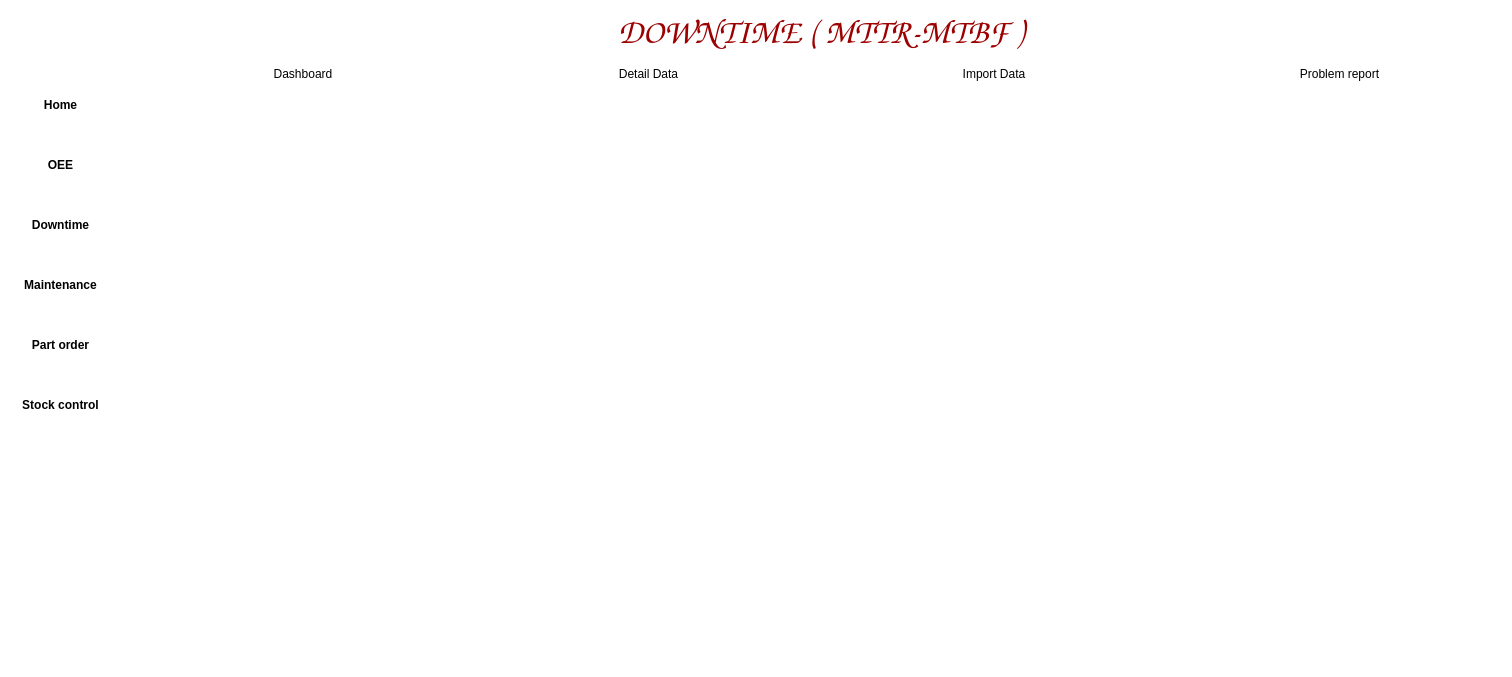
The window that UI/UI_file/MainWindown.ui (PMS202/CMMSApp) describes before a commit, drawn with Qt 5.
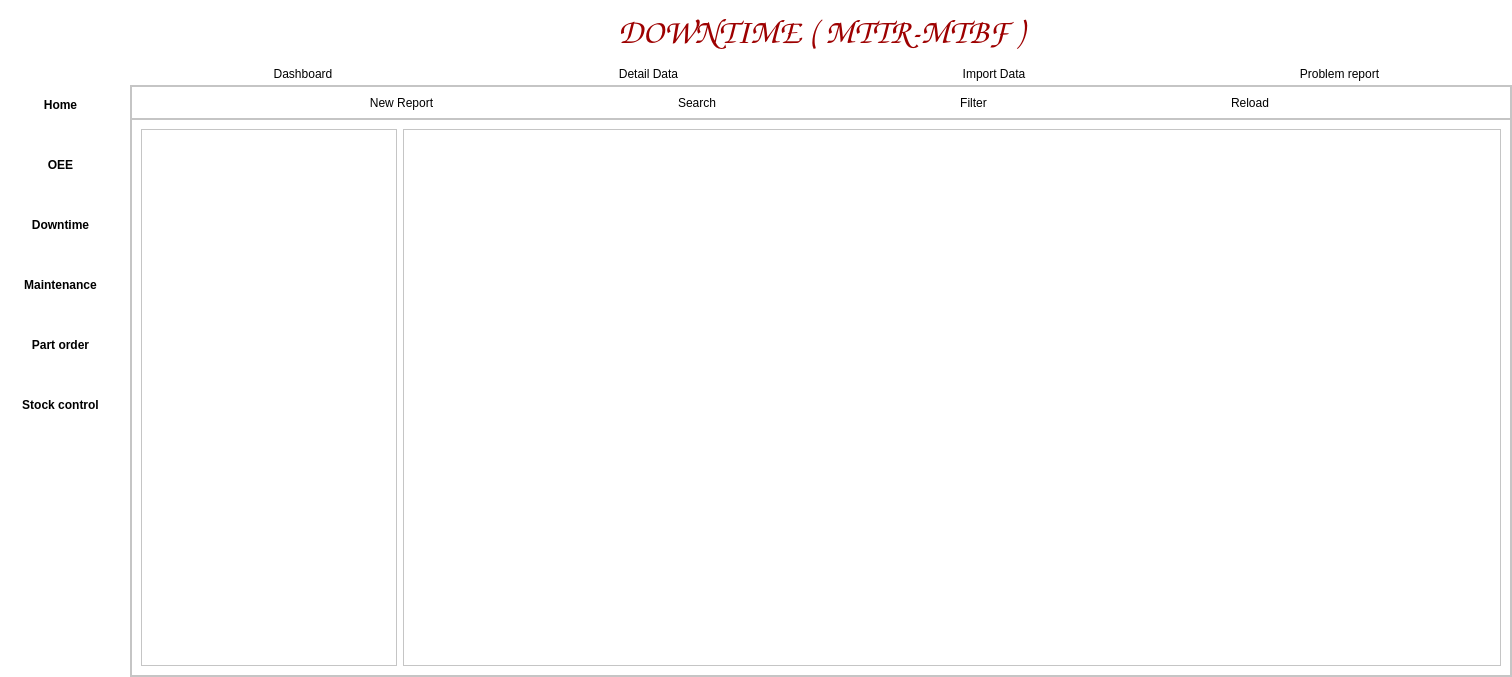
The same window after the commit. The open tabs and pages were chosen to show the change. Icons and pictures are not drawn.

Commit message: Update 04.Apr: Problem report start

The edit to the form file:
```diff
--- a/UI/UI_file/MainWindown.ui
+++ b/UI/UI_file/MainWindown.ui
@@ -2633,7 +2633,208 @@
                </item>
               </layout>
              </widget>
-             <widget class="QWidget" name="DT_problem_report_page"/>
+             <widget class="QWidget" name="DT_problem_report_page">
+              <layout class="QVBoxLayout" name="verticalLayout_53">
+               <property name="spacing">
+                <number>0</number>
+               </property>
+               <property name="leftMargin">
+                <number>0</number>
+               </property>
+               <property name="topMargin">
+                <number>0</number>
+               </property>
+               <property name="rightMargin">
+                <number>0</number>
+               </property>
+               <property name="bottomMargin">
+                <number>0</number>
+               </property>
+               <item>
+                <widget class="QFrame" name="frame_90">
+                 <property name="frameShape">
+                  <enum>QFrame::StyledPanel</enum>
+                 </property>
+                 <property name="frameShadow">
+                  <enum>QFrame::Raised</enum>
+                 </property>
+                 <layout class="QVBoxLayout" name="verticalLayout_54">
+                  <property name="spacing">
+                   <number>0</number>
+                  </property>
+                  <property name="leftMargin">
+                   <number>0</number>
+                  </property>
+                  <property name="topMargin">
+                   <number>0</number>
+                  </property>
+                  <property name="rightMargin">
+                   <number>0</number>
+                  </property>
+                  <property name="bottomMargin">
+                   <number>0</number>
+                  </property>
+                  <item>
+                   <widget class="QFrame" name="frame_107">
+                    <property name="sizePolicy">
+                     <sizepolicy hsizetype="Preferred" vsizetype="Preferred">
+                      <horstretch>0</horstretch>
+                      <verstretch>0</verstretch>
+                     </sizepolicy>
+                    </property>
+                    <property name="maximumSize">
+                     <size>
+                      <width>16777215</width>
+                      <height>200</height>
+                     </size>
+                    </property>
+                    <property name="frameShape">
+                     <enum>QFrame::StyledPanel</enum>
+                    </property>
+                    <property name="frameShadow">
+                     <enum>QFrame::Raised</enum>
+                    </property>
+                    <layout class="QHBoxLayout" name="horizontalLayout_66">
+                     <property name="spacing">
+                      <number>0</number>
+                     </property>
+                     <property name="leftMargin">
+                      <number>0</number>
+                     </property>
+                     <property name="topMargin">
+                      <number>5</number>
+                     </property>
+                     <property name="rightMargin">
+                      <number>0</number>
+                     </property>
+                     <property name="bottomMargin">
+                      <number>5</number>
+                     </property>
+                     <item>
+                      <widget class="QToolButton" name="DT_new_report_btn">
+                       <property name="text">
+                        <string>New Report</string>
+                       </property>
+                       <property name="icon">
+                        <iconset>
+                         <normaloff>../../Icons/Add_new.ico</normaloff>../../Icons/Add_new.ico</iconset>
+                       </property>
+                       <property name="iconSize">
+                        <size>
+                         <width>50</width>
+                         <height>50</height>
+                        </size>
+                       </property>
+                       <property name="toolButtonStyle">
+                        <enum>Qt::ToolButtonTextUnderIcon</enum>
+                       </property>
+                       <property name="autoRaise">
+                        <bool>true</bool>
+                       </property>
+                      </widget>
+                     </item>
+                     <item>
+                      <widget class="QToolButton" name="DT_search_report_btn">
+                       <property name="text">
+                        <string>Search</string>
+                       </property>
+                       <property name="icon">
+                        <iconset>
+                         <normaloff>../../Icons/Document_search.ico</normaloff>../../Icons/Document_search.ico</iconset>
+                       </property>
+                       <property name="iconSize">
+                        <size>
+                         <width>50</width>
+                         <height>50</height>
+                        </size>
+                       </property>
+                       <property name="toolButtonStyle">
+                        <enum>Qt::ToolButtonTextUnderIcon</enum>
+                       </property>
+                       <property name="autoRaise">
+                        <bool>true</bool>
+                       </property>
+                      </widget>
+                     </item>
+                     <item>
+                      <widget class="QToolButton" name="DT_filter_report_btn">
+                       <property name="text">
+                        <string>Filter</string>
+                       </property>
+                       <property name="icon">
+                        <iconset>
+                         <normaloff>../../Icons/Fillter.ico</normaloff>../../Icons/Fillter.ico</iconset>
+                       </property>
+                       <property name="iconSize">
+                        <size>
+                         <width>50</width>
+                         <height>50</height>
+                        </size>
+                       </property>
+                       <property name="toolButtonStyle">
+                        <enum>Qt::ToolButtonTextUnderIcon</enum>
+                       </property>
+                       <property name="autoRaise">
+                        <bool>true</bool>
+                       </property>
+                      </widget>
+                     </item>
+                     <item>
+                      <widget class="QToolButton" name="DT_reload_report_btn">
+                       <property name="text">
+                        <string>Reload</string>
+                       </property>
+                       <property name="icon">
+                        <iconset>
+                         <normaloff>../../Icons/reset.ico</normaloff>../../Icons/reset.ico</iconset>
+                       </property>
+                       <property name="iconSize">
+                        <size>
+                         <width>50</width>
+                         <height>50</height>
+                        </size>
+                       </property>
+                       <property name="toolButtonStyle">
+                        <enum>Qt::ToolButtonTextUnderIcon</enum>
+                       </property>
+                       <property name="autoRaise">
+                        <bool>true</bool>
+                       </property>
+                      </widget>
+                     </item>
+                    </layout>
+                   </widget>
+                  </item>
+                  <item>
+                   <widget class="QFrame" name="frame_108">
+                    <property name="frameShape">
+                     <enum>QFrame::StyledPanel</enum>
+                    </property>
+                    <property name="frameShadow">
+                     <enum>QFrame::Raised</enum>
+                    </property>
+                    <layout class="QHBoxLayout" name="horizontalLayout_80">
+                     <item>
+                      <widget class="QTreeView" name="DT_report_file_tree">
+                       <property name="sizePolicy">
+                        <sizepolicy hsizetype="Minimum" vsizetype="Preferred">
+                         <horstretch>0</horstretch>
+                         <verstretch>0</verstretch>
+                        </sizepolicy>
+                       </property>
+                      </widget>
+                     </item>
+                     <item>
+                      <widget class="QTableView" name="DT_report_file_table"/>
+                     </item>
+                    </layout>
+                   </widget>
+                  </item>
+                 </layout>
+                </widget>
+               </item>
+              </layout>
+             </widget>
             </widget>
            </item>
           </layout>
```
Left out of the diff: 93 changed lines with no effect on the pictures. The commit also changes 6 other files.
